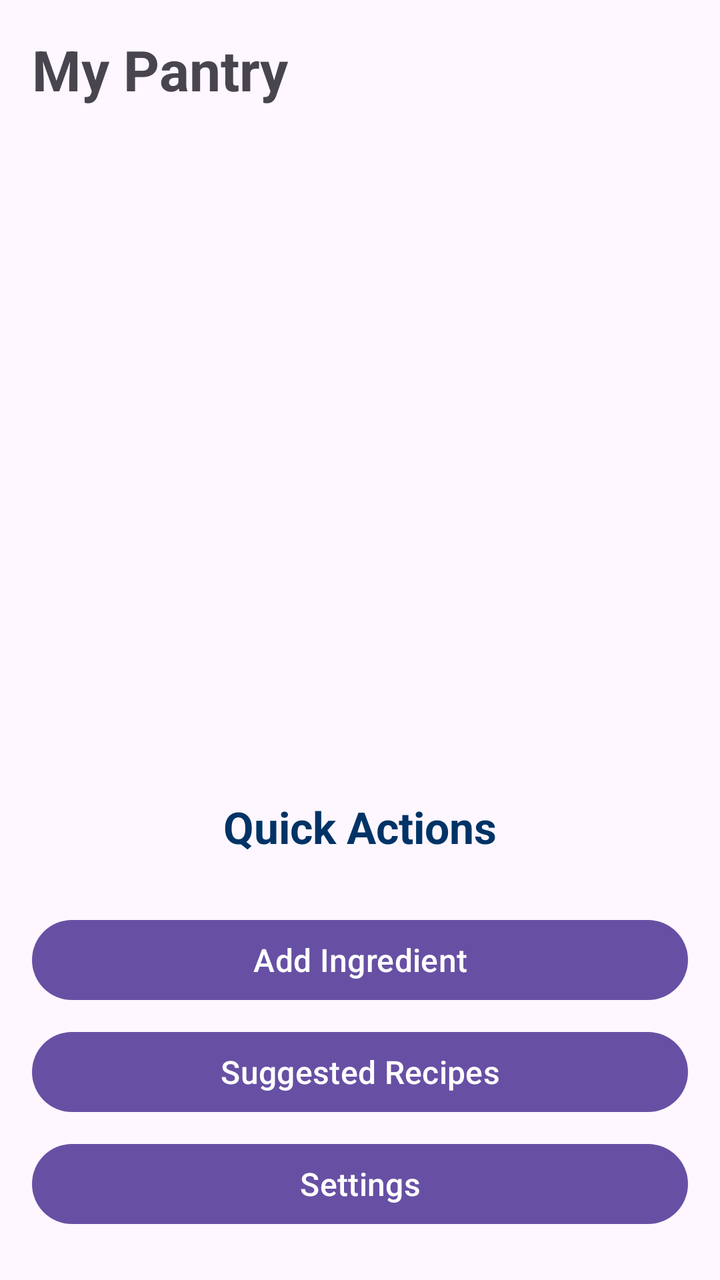
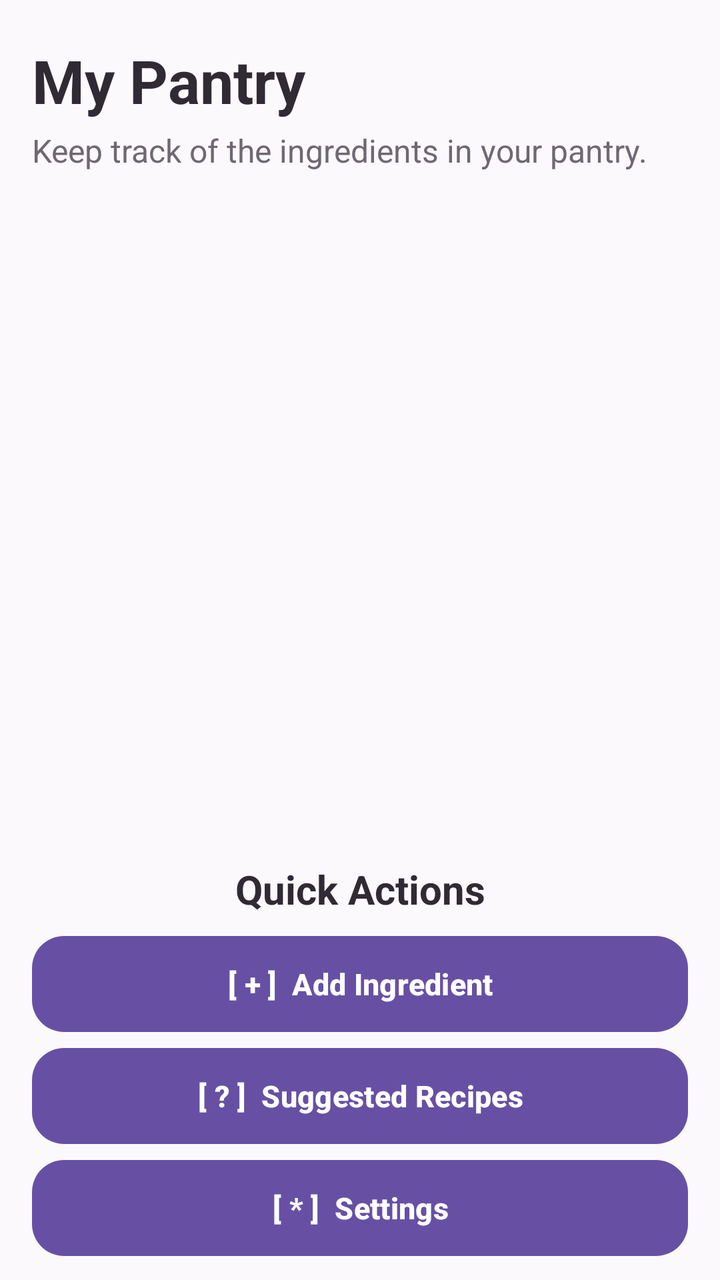

Two renders of the same Android screen: before a commit and after it. Below are the layout's source before the change and the commit's diff.
<!-- AndroidManifest.xml: application theme Theme.SmartPantryManager -->
<!-- res/layout/activity_pantry.xml -->
<?xml version="1.0" encoding="utf-8"?>
<LinearLayout xmlns:android="http://schemas.android.com/apk/res/android"
    xmlns:tools="http://schemas.android.com/tools"
    android:layout_width="match_parent"
    android:layout_height="match_parent"
    android:orientation="vertical"
    android:padding="16dp"
    tools:context=".PantryActivity">

    <TextView
        android:id="@+id/tvPantryTitle"
        android:layout_width="match_parent"
        android:layout_height="wrap_content"
        android:text="@string/my_pantry"
        android:textSize="28sp"
        android:textStyle="bold"
        android:paddingBottom="16dp" />

    <TextView
        android:id="@+id/tvEmptyMessage"
        android:layout_width="match_parent"
        android:layout_height="wrap_content"
        android:text="@string/empty_pantry_message"
        android:textSize="16sp"
        android:gravity="center"
        android:padding="16dp"
        android:visibility="gone" />

    <androidx.recyclerview.widget.RecyclerView
        android:id="@+id/recyclerViewIngredients"
        android:layout_width="313dp"
        android:layout_height="0dp"
        android:layout_weight="1"
        tools:listitem="@layout/item_ingredient" />

    <TextView
        android:layout_width="match_parent"
        android:layout_height="wrap_content"
        android:text="Quick Actions"
        android:textSize="22sp"
        android:textStyle="bold"
        android:textColor="#003366"
        android:gravity="center"
        android:layout_marginTop="8dp"
        android:layout_marginBottom="4dp"
        android:paddingTop="8dp"
        android:paddingBottom="8dp" />

    <Button
        android:id="@+id/btnAddIngredient"
        android:layout_width="match_parent"
        android:layout_height="wrap_content"
        android:text="@string/add_ingredient"
        android:textSize="16sp"
        android:minHeight="48dp"
        android:textAllCaps="false"
        android:layout_marginTop="16dp" />

    <Button
        android:id="@+id/btnSuggestedRecipes"
        android:layout_width="match_parent"
        android:layout_height="wrap_content"
        android:text="Suggested Recipes"
        android:textSize="16sp"
        android:minHeight="48dp"
        android:textAllCaps="false"
        android:layout_marginTop="8dp" />

    <Button
        android:id="@+id/btnSettings"
        android:layout_width="match_parent"
        android:layout_height="wrap_content"
        android:text="Settings"
        android:textSize="16sp"
        android:minHeight="48dp"
        android:textAllCaps="false"
        android:layout_marginTop="8dp"
        android:layout_marginBottom="8dp" />

</LinearLayout>
<!-- res/layout/item_ingredient.xml (included above) -->
<?xml version="1.0" encoding="utf-8"?>
<LinearLayout xmlns:android="http://schemas.android.com/apk/res/android"
    android:layout_width="match_parent"
    android:layout_height="wrap_content"
    android:orientation="vertical"
    android:padding="16dp"
    android:layout_marginBottom="12dp"
    android:background="@drawable/ingredient_background">

    <TextView
        android:id="@+id/tvIngredientName"
        android:layout_width="match_parent"
        android:layout_height="wrap_content"
        android:text="Tomatoes"
        android:textSize="20sp"
        android:textStyle="bold" />

    <TextView
        android:id="@+id/tvIngredientDetails"
        android:layout_width="match_parent"
        android:layout_height="wrap_content"
        android:text="3 items"
        android:textSize="16sp"
        android:layout_marginTop="4dp" />

    <TextView
        android:id="@+id/tvIngredientExpiry"
        android:layout_width="match_parent"
        android:layout_height="wrap_content"
        android:textSize="14sp"
        android:layout_marginTop="4dp"
        android:visibility="gone" />

    <TextView
        android:id="@+id/tvExpiryWarning"
        android:layout_width="match_parent"
        android:layout_height="wrap_content"
        android:textSize="14sp"
        android:textStyle="bold"
        android:layout_marginTop="4dp"
        android:visibility="gone" />

    <LinearLayout
        android:layout_width="match_parent"
        android:layout_height="wrap_content"
        android:orientation="horizontal"
        android:layout_marginTop="8dp">

        <Button
            android:id="@+id/btnEditIngredient"
            android:layout_width="0dp"
            android:layout_height="wrap_content"
            android:layout_weight="1"
            android:text="Edit" />

        <Button
            android:id="@+id/btnDeleteIngredient"
            android:layout_width="0dp"
            android:layout_height="wrap_content"
            android:layout_weight="1"
            android:text="Delete"
            android:layout_marginStart="8dp" />

    </LinearLayout>

</LinearLayout>
<!-- resources referenced by this layout -->
<resources>
  <!-- drawable ingredient_background (drawable) -->
  <?xml version="1.0" encoding="utf-8"?>
  <shape xmlns:android="http://schemas.android.com/apk/res/android"
      android:shape="rectangle">
  
      <solid android:color="#F5F2FA" />
  
      <corners android:radius="12dp" />
  
      <stroke
          android:width="1dp"
          android:color="#E0D9EA" />
  
  </shape>
  <string name="add_ingredient">Add Ingredient</string>
  <string name="empty_pantry_message">Your pantry is empty. Add some ingredients!</string>
  <string name="my_pantry">My Pantry</string>
  <style name="Theme.SmartPantryManager" parent="Base.Theme.SmartPantryManager" />
  <style name="Base.Theme.SmartPantryManager" parent="Theme.Material3.DayNight.NoActionBar">
          
          
      </style>
</resources>

<!-- the commit's change to res/layout/activity_pantry.xml (unified diff, before → after) -->
@@ -4,78 +4,106 @@
     android:layout_width="match_parent"
     android:layout_height="match_parent"
     android:orientation="vertical"
-    android:padding="16dp"
+    android:background="#FCF9FC"
+    android:paddingStart="16dp"
+    android:paddingEnd="16dp"
+    android:paddingTop="16dp"
+    android:paddingBottom="12dp"
     tools:context=".PantryActivity">
 
+    
     <TextView
         android:id="@+id/tvPantryTitle"
         android:layout_width="match_parent"
         android:layout_height="wrap_content"
         android:text="@string/my_pantry"
-        android:textSize="28sp"
-        android:textStyle="bold"
-        android:paddingBottom="16dp" />
-
+        android:textSize="30sp"
+        android:textStyle="bold"
+        android:textColor="#302A35"
+        android:paddingTop="4dp" />
+
+    <TextView
+        android:layout_width="match_parent"
+        android:layout_height="wrap_content"
+        android:text="Keep track of the ingredients in your pantry."
+        android:textSize="16sp"
+        android:textColor="#6F6872"
+        android:layout_marginTop="4dp"
+        android:layout_marginBottom="16dp" />
+
+    
     <TextView
         android:id="@+id/tvEmptyMessage"
         android:layout_width="match_parent"
         android:layout_height="wrap_content"
         android:text="@string/empty_pantry_message"
         android:textSize="16sp"
+        android:textColor="#6F6872"
         android:gravity="center"
-        android:padding="16dp"
+        android:padding="20dp"
         android:visibility="gone" />
 
+    
     <androidx.recyclerview.widget.RecyclerView
         android:id="@+id/recyclerViewIngredients"
-        android:layout_width="313dp"
+        android:layout_width="match_parent"
         android:layout_height="0dp"
         android:layout_weight="1"
+        android:clipToPadding="false"
+        android:paddingTop="4dp"
+        android:paddingBottom="8dp"
         tools:listitem="@layout/item_ingredient" />
 
+    
     <TextView
         android:layout_width="match_parent"
         android:layout_height="wrap_content"
         android:text="Quick Actions"
-        android:textSize="22sp"
-        android:textStyle="bold"
-        android:textColor="#003366"
+        android:textSize="20sp"
+        android:textStyle="bold"
+        android:textColor="#302A35"
         android:gravity="center"
         android:layout_marginTop="8dp"
-        android:layout_marginBottom="4dp"
-        android:paddingTop="8dp"
-        android:paddingBottom="8dp" />
-
+        android:layout_marginBottom="10dp" />
+
+    
+    
     <Button
         android:id="@+id/btnAddIngredient"
         android:layout_width="match_parent"
-        android:layout_height="wrap_content"
-        android:text="@string/add_ingredient"
-        android:textSize="16sp"
-        android:minHeight="48dp"
+        android:layout_height="48dp"
+        android:text="[ + ]  Add Ingredient"
+        android:textSize="15sp"
+        android:textStyle="bold"
+        android:textColor="#FFFFFF"
         android:textAllCaps="false"
-        android:layout_marginTop="16dp" />
-
+        android:background="@drawable/quick_action_primary"
+        android:layout_marginBottom="8dp" />
+
+    
     <Button
         android:id="@+id/btnSuggestedRecipes"
         android:layout_width="match_parent"
-        android:layout_height="wrap_content"
-        android:text="Suggested Recipes"
-        android:textSize="16sp"
-        android:minHeight="48dp"
+        android:layout_height="48dp"
+        android:text="[ ? ]  Suggested Recipes"
+        android:textSize="15sp"
+        android:textStyle="bold"
+        android:textColor="#FFFFFF"
         android:textAllCaps="false"
-        android:layout_marginTop="8dp" />
-
+        android:background="@drawable/quick_action_primary"
+        android:layout_marginBottom="8dp" />
+
+    
     <Button
         android:id="@+id/btnSettings"
         android:layout_width="match_parent"
-        android:layout_height="wrap_content"
-        android:text="Settings"
-        android:textSize="16sp"
-        android:minHeight="48dp"
+        android:layout_height="48dp"
+        android:text="[ * ]  Settings"
+        android:textSize="15sp"
+        android:textStyle="bold"
+        android:textColor="#FFFFFF"
         android:textAllCaps="false"
-        android:layout_marginTop="8dp"
-        android:layout_marginBottom="8dp" />
+        android:background="@drawable/quick_action_primary" />
 
 </LinearLayout>
 <!-- res/layout/item_ingredient.xml (included above) -->
@@ -88,59 +116,89 @@
     android:layout_marginBottom="12dp"
     android:background="@drawable/ingredient_background">
 
-    <TextView
-        android:id="@+id/tvIngredientName"
-        android:layout_width="match_parent"
-        android:layout_height="wrap_content"
-        android:text="Tomatoes"
-        android:textSize="20sp"
-        android:textStyle="bold" />
-
-    <TextView
-        android:id="@+id/tvIngredientDetails"
-        android:layout_width="match_parent"
-        android:layout_height="wrap_content"
-        android:text="3 items"
-        android:textSize="16sp"
-        android:layout_marginTop="4dp" />
-
+    
+    <LinearLayout
+        android:layout_width="match_parent"
+        android:layout_height="wrap_content"
+        android:orientation="horizontal"
+        android:gravity="center_vertical">
+
+        <TextView
+            android:id="@+id/tvIngredientName"
+            android:layout_width="0dp"
+            android:layout_height="wrap_content"
+            android:layout_weight="1"
+            android:text="Tomatoes"
+            android:textSize="21sp"
+            android:textStyle="bold" />
+
+        <TextView
+            android:id="@+id/tvIngredientDetails"
+            android:layout_width="wrap_content"
+            android:layout_height="wrap_content"
+            android:text="3 items"
+            android:textSize="15sp"
+            android:textStyle="bold"
+            android:textColor="#FFFFFF"
+            android:gravity="center"
+            android:paddingStart="13dp"
+            android:paddingEnd="13dp"
+            android:paddingTop="7dp"
+            android:paddingBottom="7dp"
+            android:background="@drawable/quantity_badge" />
+
+    </LinearLayout>
+
+    
     <TextView
         android:id="@+id/tvIngredientExpiry"
         android:layout_width="match_parent"
         android:layout_height="wrap_content"
-        android:textSize="14sp"
-        android:layout_marginTop="4dp"
+        android:textSize="16sp"
+        android:textStyle="bold"
+        android:layout_marginTop="12dp"
         android:visibility="gone" />
 
+    
     <TextView
         android:id="@+id/tvExpiryWarning"
         android:layout_width="match_parent"
         android:layout_height="wrap_content"
-        android:textSize="14sp"
-        android:textStyle="bold"
-        android:layout_marginTop="4dp"
+        android:textSize="16sp"
+        android:textStyle="bold"
+        android:textColor="#D32F2F"
+        android:layout_marginTop="5dp"
         android:visibility="gone" />
 
+    
     <LinearLayout
         android:layout_width="match_parent"
         android:layout_height="wrap_content"
         android:orientation="horizontal"
-        android:layout_marginTop="8dp">
+        android:layout_marginTop="14dp">
 
         <Button
             android:id="@+id/btnEditIngredient"
             android:layout_width="0dp"
-            android:layout_height="wrap_content"
+            android:layout_height="40dp"
             android:layout_weight="1"
-            android:text="Edit" />
+            android:text="Edit Ingredient"
+            android:textSize="13sp"
+            android:textAllCaps="false"
+            android:minHeight="0dp"
+            android:background="@drawable/edit_button_background" />
 
         <Button
             android:id="@+id/btnDeleteIngredient"
             android:layout_width="0dp"
-            android:layout_height="wrap_content"
+            android:layout_height="40dp"
             android:layout_weight="1"
+            android:layout_marginStart="8dp"
             android:text="Delete"
-            android:layout_marginStart="8dp" />
+            android:textSize="13sp"
+            android:textAllCaps="false"
+            android:minHeight="0dp"
+            android:background="@drawable/delete_button_background" />
 
     </LinearLayout>
 
<!-- resource entries referenced after the edit -->
@@ -1,5 +1,25 @@
 <!-- resources referenced by this layout -->
 <resources>
+  <!-- drawable delete_button_background (drawable) -->
+  <?xml version="1.0" encoding="utf-8"?>
+  <shape xmlns:android="http://schemas.android.com/apk/res/android"
+      android:shape="rectangle">
+  
+      <solid android:color="#E8D7DD" />
+  
+      <corners android:radius="12dp" />
+  
+  </shape>
+  <!-- drawable edit_button_background (drawable) -->
+  <?xml version="1.0" encoding="utf-8"?>
+  <shape xmlns:android="http://schemas.android.com/apk/res/android"
+      android:shape="rectangle">
+  
+      <solid android:color="#6B4FA8" />
+  
+      <corners android:radius="12dp" />
+  
+  </shape>
   <!-- drawable ingredient_background (drawable) -->
   <?xml version="1.0" encoding="utf-8"?>
   <shape xmlns:android="http://schemas.android.com/apk/res/android"
@@ -14,7 +34,26 @@
           android:color="#E0D9EA" />
   
   </shape>
-  <string name="add_ingredient">Add Ingredient</string>
+  <!-- drawable quantity_badge (drawable) -->
+  <?xml version="1.0" encoding="utf-8"?>
+  <shape xmlns:android="http://schemas.android.com/apk/res/android"
+      android:shape="rectangle">
+  
+      <solid android:color="#6B4FA8" />
+  
+      <corners android:radius="20dp" />
+  
+  </shape>
+  <!-- drawable quick_action_primary (drawable) -->
+  <?xml version="1.0" encoding="utf-8"?>
+  <shape xmlns:android="http://schemas.android.com/apk/res/android"
+      android:shape="rectangle">
+  
+      <solid android:color="#6B4FA8" />
+  
+      <corners android:radius="16dp" />
+  
+  </shape>
   <string name="empty_pantry_message">Your pantry is empty. Add some ingredients!</string>
   <string name="my_pantry">My Pantry</string>
   <style name="Theme.SmartPantryManager" parent="Base.Theme.SmartPantryManager" />
